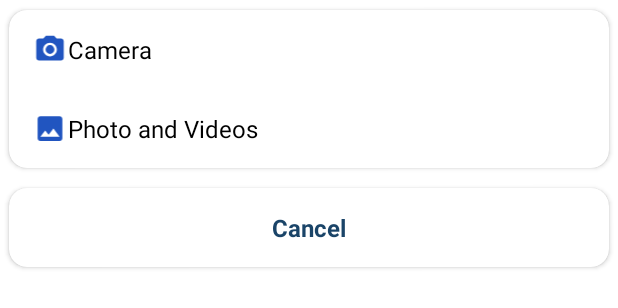
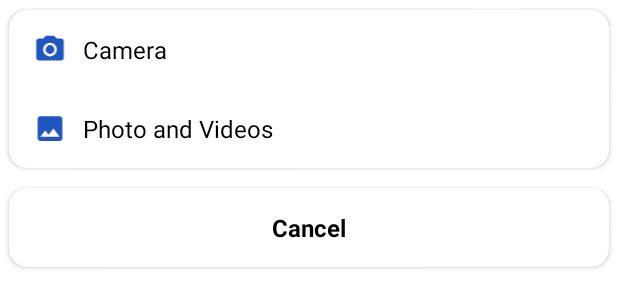
Before and after one commit to SiggyTech/communicationlib, an Android app: the layout activity_util.xml on its own in the app's theme, with its tools: preview values and no code run, on a phone screen of 412 x 824 dp. Shown: the top 308 px of the screen. Run offline under Robolectric (Android 15) with nearby library versions, the phone set to English and light mode, and no system bars.

Commit message:
working on components colors

```diff
--- a/notificatorlib/src/main/java/com/siggytech/utils/communication/Conf.java
+++ b/notificatorlib/src/main/java/com/siggytech/utils/communication/Conf.java
@@ -19,7 +19,7 @@ public class Conf {
     public static int CHAT_COLOR_FROM = Color.BLACK;
     public static int CHAT_COLOR_TEXT = Color.BLACK;
     public static int CHAT_COLOR_DATE = Color.DKGRAY;
-    public static int CHAT_COLOR_COMPONENTS = Color.parseColor("#2155C0");;
+    public static int CHAT_COLOR_COMPONENTS = Color.parseColor("#2155C0");
     public static boolean CHAT_BASIC = false;
     public static String ROOT_PATH = Environment.getExternalStorageDirectory()+"/SIGGI/";
     public static boolean SEND_AUDIO = true;
--- a/notificatorlib/src/main/java/com/siggytech/utils/communication/PTTButton.java
+++ b/notificatorlib/src/main/java/com/siggytech/utils/communication/PTTButton.java
@@ -102,7 +102,6 @@ public class PTTButton extends AppCompatButton implements View.OnTouchListener {
                 audioFormat = AudioFormat.ENCODING_PCM_8BIT;
                 minBufSize = AudioRecord.getMinBufferSize(sampleRate, channelConfig, audioFormat);
                 break;
-
         }
 
         initView();
--- a/notificatorlib/src/main/res/layout/activity_util.xml
+++ b/notificatorlib/src/main/res/layout/activity_util.xml
@@ -25,6 +25,7 @@
                 android:orientation="horizontal"
                 android:padding="15dp">
                 <ImageView
+                    android:id="@+id/ivCamera"
                     android:layout_width="wrap_content"
                     android:layout_height="match_parent"
                     android:src="@drawable/ic_photo_camera_24dp" />
@@ -32,6 +33,8 @@
                     android:layout_width="wrap_content"
                     android:layout_height="wrap_content"
                     android:textSize="16sp"
+                    android:layout_marginStart="10dp"
+                    android:layout_marginLeft="10dp"
                     android:text="@string/camera"
                     android:textColor="@color/bt_black"/>
             </LinearLayout>
@@ -42,6 +45,7 @@
                 android:orientation="horizontal"
                 android:padding="15dp">
                 <ImageView
+                    android:id="@+id/ivPhotoVideo"
                     android:layout_width="wrap_content"
                     android:layout_height="match_parent"
                     android:src="@drawable/ic_insert_photo_24dp" />
@@ -49,6 +53,8 @@
                     android:layout_width="wrap_content"
                     android:layout_height="wrap_content"
                     android:textSize="16sp"
+                    android:layout_marginStart="10dp"
+                    android:layout_marginLeft="10dp"
                     android:text="@string/photo_videos"
                     android:textColor="@color/bt_black"/>
             </LinearLayout>
@@ -71,11 +77,12 @@
             android:gravity="center"
             android:padding="15dp">
             <TextView
+                android:id="@+id/tvCancel"
                 android:layout_width="wrap_content"
                 android:layout_height="wrap_content"
                 android:textSize="16sp"
                 android:text="@string/cancel"
-                android:textColor="@color/bt_blue"
+                android:textColor="@color/bt_black"
                 android:textStyle="bold"/>
         </LinearLayout>
 
--- a/notificatorlib/src/main/res/values/strings.xml
+++ b/notificatorlib/src/main/res/values/strings.xml
@@ -3,4 +3,5 @@
     <string name="camera">Camera</string>
     <string name="photo_videos">Photo and Videos</string>
     <string name="cancel">Cancel</string>
+    <string name="not_supported">File not supported.</string>
 </resources>
```
Also changed, not shown: app/src/main/java/com/siggytech/utils/notificator/MainActivity.java (+8 -8 lines), notificatorlib/src/main/java/com/siggytech/utils/communication/UtilActivity.java (+15 -2 lines), 1 other file.
